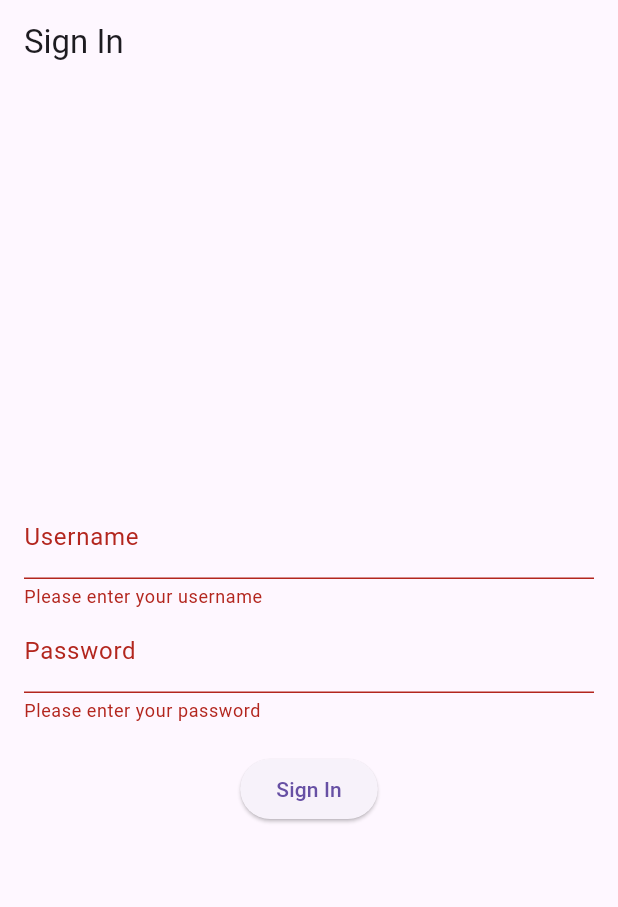
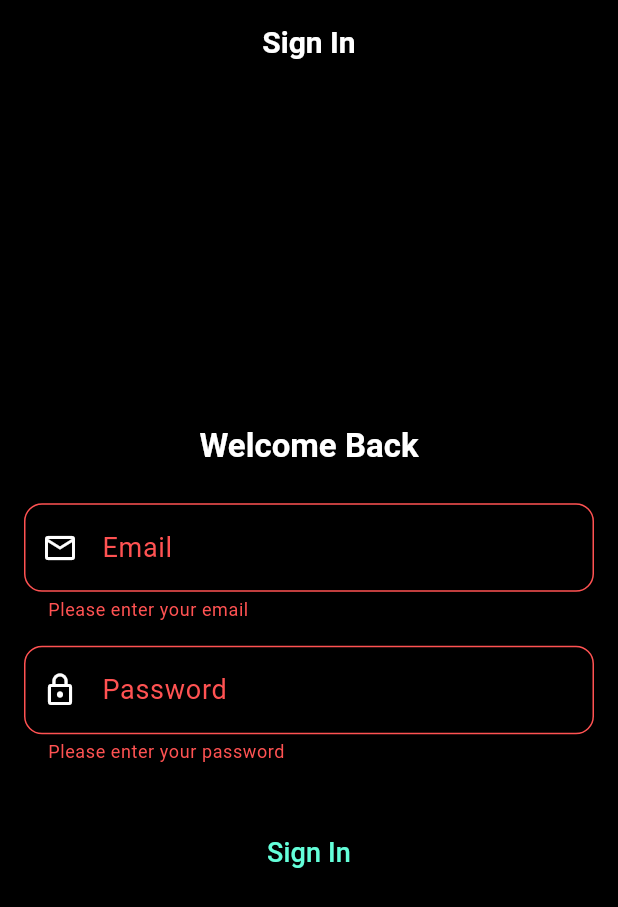
Before and after one commit to tinowski/patrol_testing_app, a Flutter app: the screen it shows after launch, after a tap on "Sign In", on a phone screen of 412 x 824 dp. Shown: the top 907 px of the screen. Run offline on Flutter 3.47's test engine with Material 3 defaults, Android fonts, the phone set to English and light mode, and no system bars.

Commit message:
Basic App functionality

```diff
--- a/lib/login_screen.dart
+++ /dev/null
@@ -1,69 +0,0 @@
-import 'package:flutter/material.dart';
-import 'welcome_screen.dart';
-
-class LoginScreen extends StatefulWidget {
-  @override
-  _LoginScreenState createState() => _LoginScreenState();
-}
-
-class _LoginScreenState extends State<LoginScreen> {
-  final TextEditingController _usernameController = TextEditingController();
-  final TextEditingController _passwordController = TextEditingController();
-  final GlobalKey<FormState> _formKey = GlobalKey<FormState>();
-
-  void _signIn() {
-    if (_formKey.currentState!.validate()) {
-      String username = _usernameController.text.trim();
-      Navigator.push(
-        context,
-        MaterialPageRoute(
-          builder: (context) => WelcomeScreen(username: username),
-        ),
-      );
-    }
-  }
-
-  @override
-  Widget build(BuildContext context) {
-    return Scaffold(
-      appBar: AppBar(title: Text('Sign In')),
-      body: Padding(
-        padding: const EdgeInsets.all(16.0),
-        child: Form(
-          key: _formKey,
-          child: Column(
-            mainAxisAlignment: MainAxisAlignment.center,
-            children: [
-              TextFormField(
-                controller: _usernameController,
-                decoration: InputDecoration(labelText: 'Username'),
-                validator: (value) {
-                  if (value == null || value.isEmpty) {
-                    return 'Please enter your username';
-                  }
-                  return null;
-                },
-              ),
-              TextFormField(
-                controller: _passwordController,
-                decoration: InputDecoration(labelText: 'Password'),
-                obscureText: true,
-                validator: (value) {
-                  if (value == null || value.isEmpty) {
-                    return 'Please enter your password';
-                  }
-                  return null;
-                },
-              ),
-              SizedBox(height: 20),
-              ElevatedButton(
-                onPressed: _signIn,
-                child: Text('Sign In'),
-              ),
-            ],
-          ),
-        ),
-      ),
-    );
-  }
-}
--- a/lib/main.dart
+++ b/lib/main.dart
@@ -1,5 +1,10 @@
 import 'package:flutter/material.dart';
-import 'login_screen.dart';
+import 'screens/login.dart';
+import 'screens/my_details.dart';
+import 'screens/documents.dart';
+import 'screens/my_trainings.dart';
+import 'screens/contracts.dart';
+import 'screens/settings.dart';
 
 void main() {
   runApp(MyApp());
@@ -9,9 +14,46 @@ class MyApp extends StatelessWidget {
   @override
   Widget build(BuildContext context) {
     return MaterialApp(
-      title: 'Sign In App',
-      theme: ThemeData(primarySwatch: Colors.blue),
+      title: 'Patrol App',
+      theme: ThemeData(
+        useMaterial3: true,
+        brightness: Brightness.dark,
+        colorScheme: ColorScheme.dark(
+          primary: Colors.tealAccent,
+          secondary: Colors.blueGrey[700]!,
+          surface: Colors.black,
+          background: Colors.grey[900]!,
+          error: Colors.redAccent,
+        ),
+        textTheme: const TextTheme(
+          headlineSmall: TextStyle(
+              fontWeight: FontWeight.w600, fontSize: 22, color: Colors.white),
+          bodyLarge: TextStyle(fontSize: 18, color: Colors.white70),
+          bodyMedium: TextStyle(fontSize: 16, color: Colors.white60),
+        ),
+        appBarTheme: const AppBarTheme(
+          backgroundColor: Colors.black,
+          foregroundColor: Colors.tealAccent,
+          elevation: 0,
+          centerTitle: true,
+          titleTextStyle: TextStyle(
+            fontSize: 20,
+            fontWeight: FontWeight.bold,
+          ),
+        ),
+        buttonTheme: ButtonThemeData(
+          buttonColor: Colors.tealAccent,
+          textTheme: ButtonTextTheme.primary,
+        ),
+      ),
       home: LoginScreen(),
+      routes: {
+        '/my-details': (context) => MyDetailsScreen(),
+        '/documents': (context) => DocumentsScreen(),
+        '/my-trainings': (context) => MyTrainingsScreen(),
+        '/contracts': (context) => ContractsScreen(),
+        '/settings': (context) => SettingsScreen(),
+      },
       debugShowCheckedModeBanner: false,
     );
   }
--- /dev/null
+++ b/lib/screens/login.dart
@@ -0,0 +1,114 @@
+import 'package:flutter/material.dart';
+import 'welcome.dart';
+
+class LoginScreen extends StatefulWidget {
+  @override
+  _LoginScreenState createState() => _LoginScreenState();
+}
+
+class _LoginScreenState extends State<LoginScreen> {
+  final TextEditingController _usernameController = TextEditingController();
+  final TextEditingController _passwordController = TextEditingController();
+  final GlobalKey<FormState> _formKey = GlobalKey<FormState>();
+
+  void _signIn() {
+    if (_formKey.currentState!.validate()) {
+      String username = _usernameController.text.trim();
+      Navigator.pushReplacement(
+        context,
+        MaterialPageRoute(
+          builder: (context) => WelcomeScreen(username: username),
+        ),
+      );
+    }
+  }
+
+  String? _validateEmail(String? value) {
+    if (value == null || value.isEmpty) {
+      return 'Please enter your email';
+    }
+    final emailRegex = RegExp(r'^[^@]+@[^@]+\.[^@]+');
+    if (!emailRegex.hasMatch(value)) {
+      return 'Please enter a valid email address';
+    }
+    return null;
+  }
+
+  String? _validatePassword(String? value) {
+    if (value == null || value.isEmpty) {
+      return 'Please enter your password';
+    }
+    if (value.length < 8) {
+      return 'Password must be at least 8 characters long';
+    }
+    final hasLetters = RegExp(r'[a-zA-Z]').hasMatch(value);
+    final hasNumbers = RegExp(r'[0-9]').hasMatch(value);
+    if (!hasLetters || !hasNumbers) {
+      return 'Password must contain both letters and numbers';
+    }
+    return null;
+  }
+
+  @override
+  Widget build(BuildContext context) {
+    return Scaffold(
+      appBar: AppBar(
+        title: Text('Sign In'),
+        centerTitle: true,
+      ),
+      body: Padding(
+        padding: const EdgeInsets.symmetric(horizontal: 16.0),
+        child: Form(
+          key: _formKey,
+          child: Column(
+            mainAxisAlignment: MainAxisAlignment.center,
+            crossAxisAlignment: CrossAxisAlignment.stretch,
+            children: [
+              Text(
+                'Welcome Back',
+                style: Theme.of(context).textTheme.headlineSmall,
+                textAlign: TextAlign.center,
+              ),
+              SizedBox(height: 24),
+              TextFormField(
+                controller: _usernameController,
+                decoration: InputDecoration(
+                  labelText: 'Email',
+                  border: OutlineInputBorder(
+                    borderRadius: BorderRadius.circular(12),
+                  ),
+                  prefixIcon: Icon(Icons.email_outlined),
+                ),
+                validator: _validateEmail,
+              ),
+              SizedBox(height: 16),
+              TextFormField(
+                controller: _passwordController,
+                obscureText: true,
+                decoration: InputDecoration(
+                  labelText: 'Password',
+                  border: OutlineInputBorder(
+                    borderRadius: BorderRadius.circular(12),
+                  ),
+                  prefixIcon: Icon(Icons.lock_outline),
+                ),
+                validator: _validatePassword,
+              ),
+              SizedBox(height: 30),
+              ElevatedButton(
+                onPressed: _signIn,
+                style: ElevatedButton.styleFrom(
+                  padding: const EdgeInsets.symmetric(vertical: 16),
+                  shape: RoundedRectangleBorder(
+                    borderRadius: BorderRadius.circular(12),
+                  ),
+                ),
+                child: Text('Sign In', style: TextStyle(fontSize: 18)),
+              ),
+            ],
+          ),
+        ),
+      ),
+    );
+  }
+}
--- a/lib/welcome_screen.dart
+++ b/lib/screens/welcome.dart
@@ -1,4 +1,5 @@
 import 'package:flutter/material.dart';
+import 'authenticated.dart';
 
 class WelcomeScreen extends StatelessWidget {
   final String username;
@@ -7,12 +8,11 @@ class WelcomeScreen extends StatelessWidget {
 
   @override
   Widget build(BuildContext context) {
-    return Scaffold(
-      appBar: AppBar(title: Text('Welcome')),
-      body: Center(
+    return AuthenticatedScreen(
+      child: Center(
         child: Text(
-          'Hello $username',
-          style: TextStyle(fontSize: 24),
+          'Welcome, $username!',
+          style: Theme.of(context).textTheme.headlineSmall,
         ),
       ),
     );
```
Also changed, not shown: lib/screens/authenticated.dart (added, +20 -0 lines), lib/screens/contracts.dart (added, +16 -0 lines), lib/screens/custom_drawer.dart (added, +66 -0 lines), lib/screens/documents.dart (added, +30 -0 lines), lib/screens/logout.dart (added, +22 -0 lines), lib/screens/my_details.dart (added, +13 -0 lines), lib/screens/my_trainings.dart (added, +30 -0 lines), lib/screens/settings.dart (added, +16 -0 lines), 5 other files.
